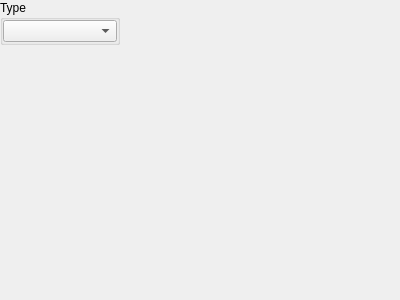
Old version of the form xvisualizationwidget.ui in the repository horsicq/XVisualizationWidget.
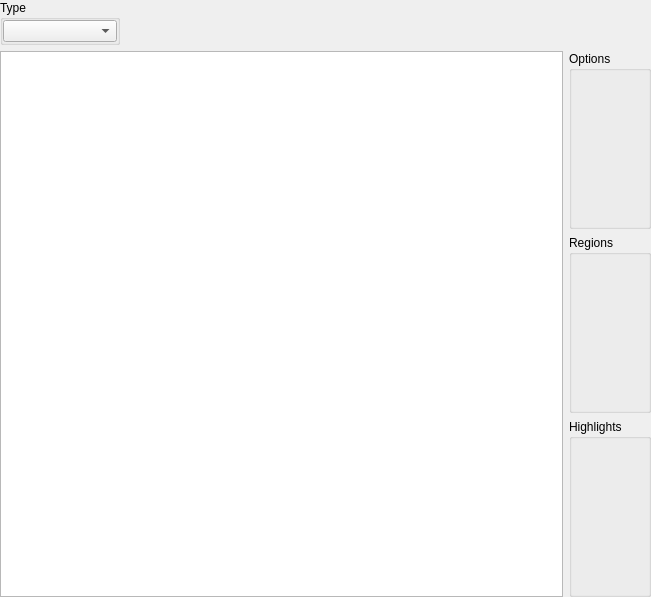
New version of the form.

```diff
--- a/xvisualizationwidget.ui
+++ b/xvisualizationwidget.ui
@@ -6,14 +6,14 @@
    <rect>
     <x>0</x>
     <y>0</y>
-    <width>400</width>
-    <height>300</height>
+    <width>651</width>
+    <height>597</height>
    </rect>
   </property>
   <property name="windowTitle">
    <string>Form</string>
   </property>
-  <layout class="QVBoxLayout" name="verticalLayout_2">
+  <layout class="QVBoxLayout" name="verticalLayout_3">
    <property name="leftMargin">
     <number>0</number>
    </property>
@@ -74,17 +74,36 @@
     </layout>
    </item>
    <item>
-    <spacer name="verticalSpacer">
-     <property name="orientation">
-      <enum>Qt::Vertical</enum>
-     </property>
-     <property name="sizeHint" stdset="0">
-      <size>
-       <width>20</width>
-       <height>249</height>
-      </size>
-     </property>
-    </spacer>
+    <layout class="QHBoxLayout" name="horizontalLayout_2">
+     <item>
+      <widget class="QGraphicsView" name="graphicsViewResult"/>
+     </item>
+     <item>
+      <layout class="QVBoxLayout" name="verticalLayout_2">
+       <item>
+        <widget class="QGroupBox" name="groupBoxOptions">
+         <property name="title">
+          <string>Options</string>
+         </property>
+        </widget>
+       </item>
+       <item>
+        <widget class="QGroupBox" name="groupBoxRegions">
+         <property name="title">
+          <string>Regions</string>
+         </property>
+        </widget>
+       </item>
+       <item>
+        <widget class="QGroupBox" name="groupBoxHighlights">
+         <property name="title">
+          <string>Highlights</string>
+         </property>
+        </widget>
+       </item>
+      </layout>
+     </item>
+    </layout>
    </item>
   </layout>
  </widget>
```
